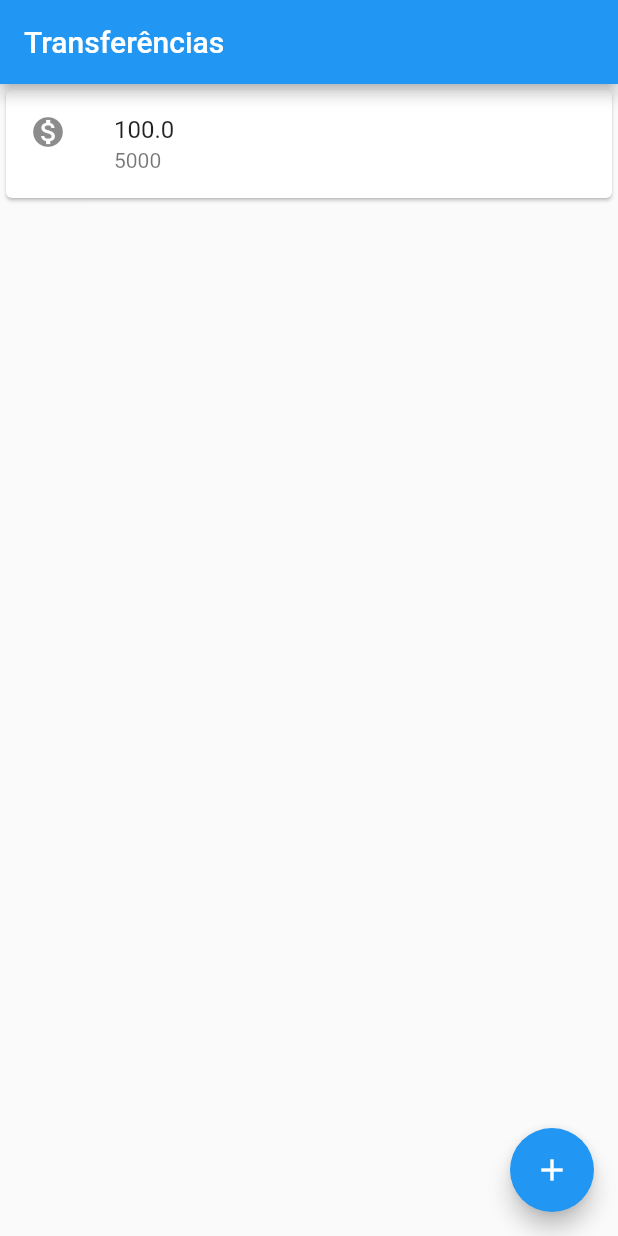
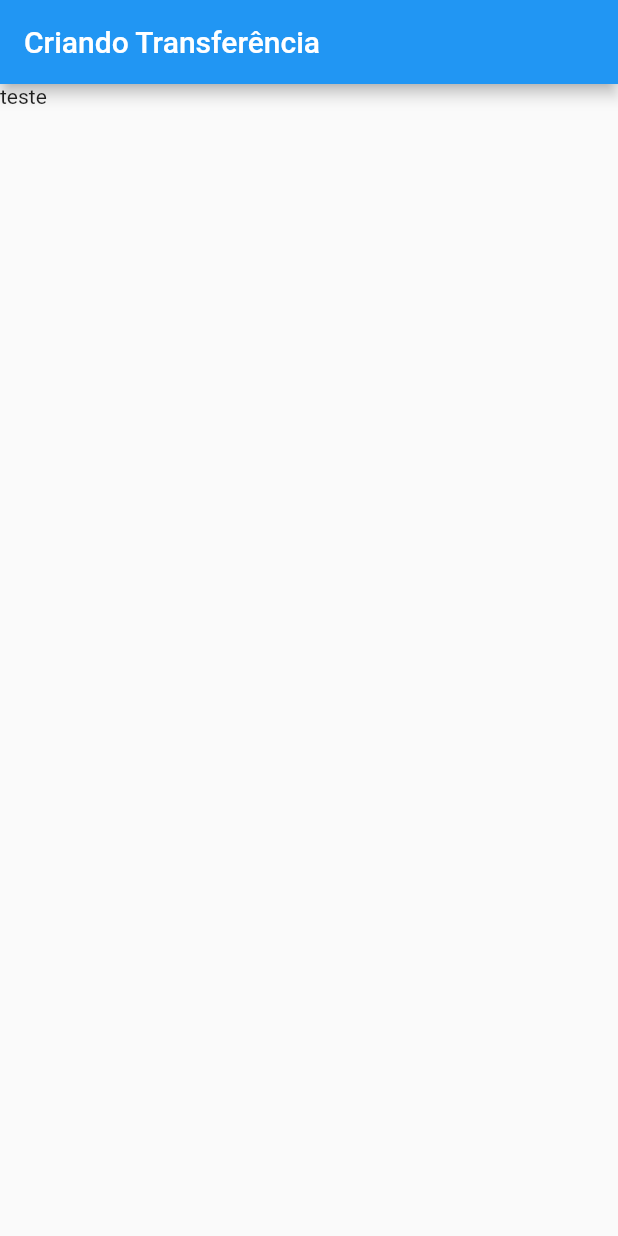
Before and after one commit to rnanc/bytebank, a Flutter app: the screen it shows after launch, on a phone screen of 412 x 824 dp. Run offline on Flutter 3.47's test engine with Material 2 defaults, Android fonts, the phone set to English and light mode, and no system bars.

```diff
--- a/lib/main.dart
+++ b/lib/main.dart
@@ -1,24 +1,33 @@
 import 'package:flutter/material.dart';
 
-void main() => runApp(MaterialApp(
-      home: Scaffold(
-        body: ListaTransferencias(),
-        appBar: AppBar(
-          title: Text('Transferências'),
-        ),
-        floatingActionButton: FloatingActionButton(
-          child: Icon(Icons.add),
-        ),
-      ),
-    ));
+void main() => runApp(ByteBankApp());
+
+class FormularioTransferencia extends StatelessWidget {
+  @override
+  Widget build(BuildContext context) {
+    return Scaffold(
+      appBar: AppBar(title: Text('Criando Transferência'),),
+      body: Text('teste'),
+
+    );
+  }
+}
 
 class ListaTransferencias extends StatelessWidget {
   @override
   Widget build(BuildContext context) {
-    return Column(
-      children: [
-        ItemTransferencia(Transferencia(100.0, 5000)),
-      ],
+    return Scaffold(
+      appBar: AppBar(
+        title: Text('Transferências'),
+      ),
+      body: Column(
+        children: [
+          ItemTransferencia(Transferencia(100.0, 5000)),
+        ],
+      ),
+      floatingActionButton: FloatingActionButton(
+        child: Icon(Icons.add),
+      ),
     );
   }
 }
@@ -40,9 +49,20 @@ class ItemTransferencia extends StatelessWidget {
   }
 }
 
-class Transferencia{
+class Transferencia {
   final double valor;
   final int numeroConta;
 
   Transferencia(this.valor, this.numeroConta);
 }
+
+class ByteBankApp extends StatelessWidget {
+  @override
+  Widget build(BuildContext context) {
+    return MaterialApp(
+      home: Scaffold(
+        body: FormularioTransferencia(),
+      ),
+    );
+  }
+}
```
